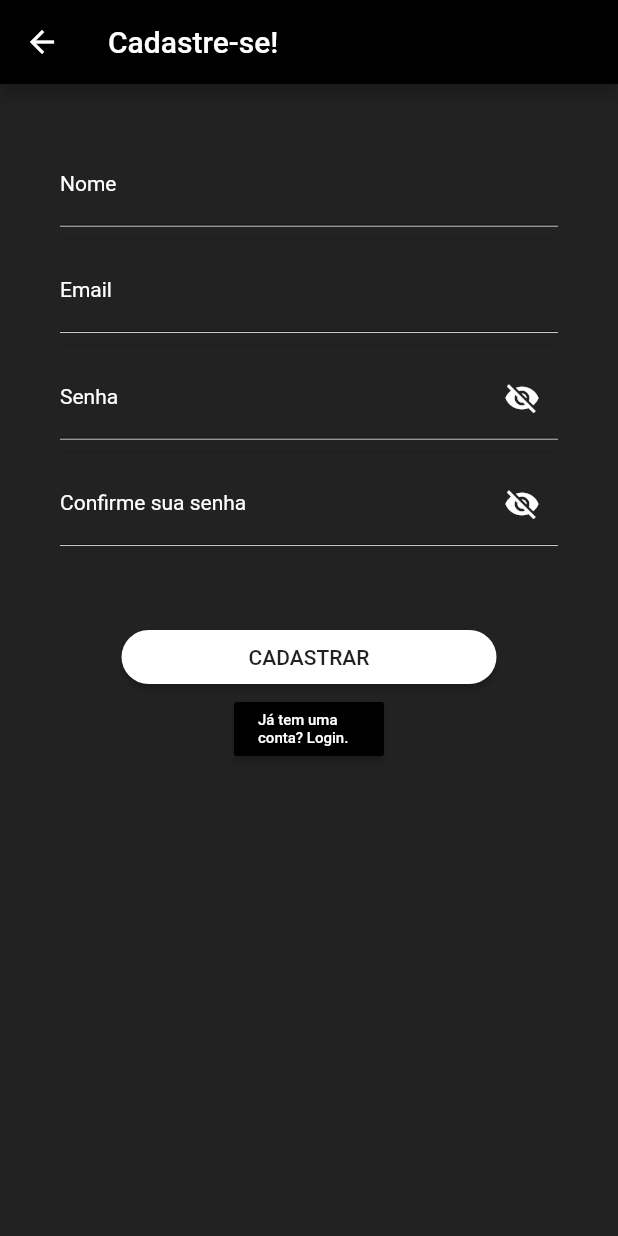
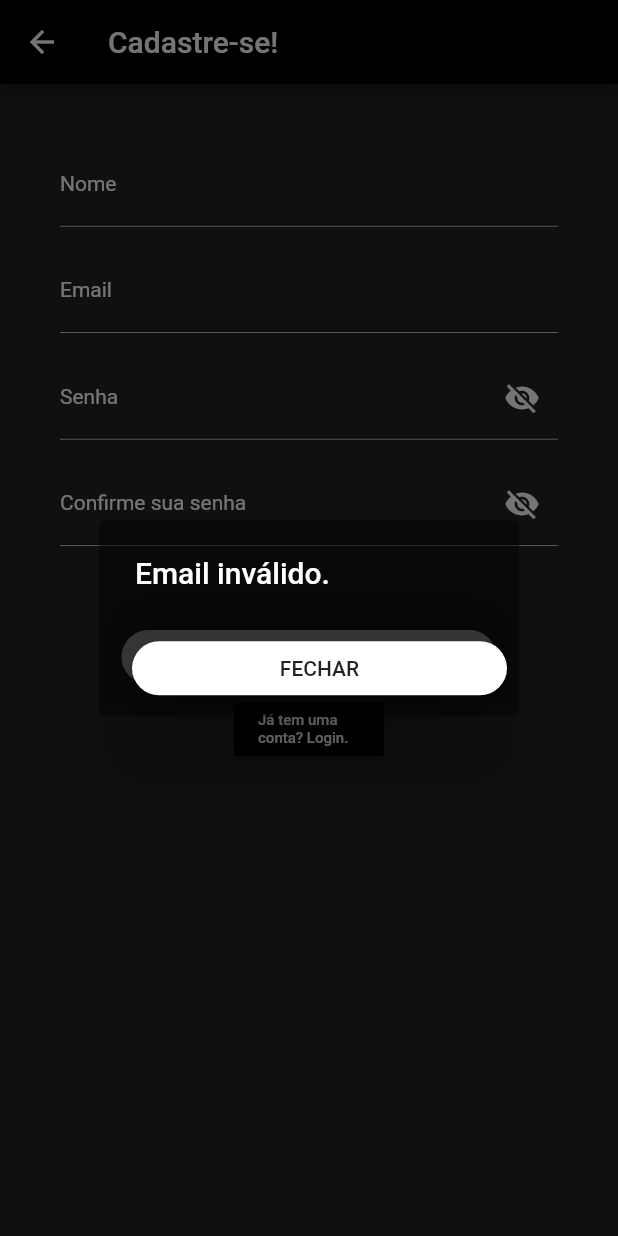
Before and after one commit to Carollinaopf/Audax, a Flutter app: the RegisterPage screen opened by its route, after a tap on "CADASTRAR", on a phone screen of 412 x 824 dp. Run offline on Flutter 3.47's test engine with Material 2 defaults, Android fonts, the phone set to English and light mode, and no system bars; our stand-ins replace dio, sqflite; accounts and stored records are empty; network calls fail.

```diff
--- a/lib/cart.dart
+++ b/lib/cart.dart
@@ -12,6 +12,8 @@ class CartPage extends StatefulWidget {
 
 class _CartPageState extends State<CartPage> {
   List<Products> p = List<Products>();
+
+  DataBaseHelper db = DataBaseHelper();
 
   @override
   Widget build(BuildContext context) {
--- a/lib/register.dart
+++ b/lib/register.dart
@@ -131,7 +131,7 @@ class _RegisterPageState extends State<RegisterPage> {
                         shape: RoundedRectangleBorder(borderRadius: BorderRadius.circular(18.0)),
                         child: RaisedButton(
                           onPressed: () => {
-                            Navigator.of(context).pushReplacementNamed('/home')
+                            btnRegister(context)
                           },
                           child: Text("CADASTRAR",
                             style: TextStyle(color: Colors.black87),),
@@ -144,7 +144,7 @@ class _RegisterPageState extends State<RegisterPage> {
                         buttonColor: Colors.black,
                         child: RaisedButton(
                           onPressed: () => {
-                            btnRegister(context)
+                            Navigator.of(context).pushReplacementNamed('/home')
                           },
                           child: Text("Já tem uma conta? Login.",
                             style: TextStyle(color: Colors.white, fontSize: 10),),
@@ -169,12 +169,36 @@ class _RegisterPageState extends State<RegisterPage> {
     RegExp regExp = new RegExp(pattern);
 
     if(name == null || email == null || password == null){
-
+      print('campo vazio');
     }
     else if(!regExp.hasMatch(email)){
-
+      print('email com erro');
+      showDialog(context: context,
+          builder: (context){
+            return AlertDialog(
+              backgroundColor: Colors.black45,
+              title: Text("Email inválido.", style: TextStyle(color: Colors.white)),
+              actions: <Widget>[
+                Container (
+                    width: 250,
+                    child: ButtonTheme(
+                      buttonColor: Colors.white,
+                      shape: RoundedRectangleBorder(borderRadius: BorderRadius.circular(18.0)),
+                      child: RaisedButton(
+                        onPressed: () => {
+                          Navigator.of(context).pop()
+                        },
+                        child: Text("FECHAR",
+                          style: TextStyle(color: Colors.black87),),
+                      ),
+                    )
+                ),
+              ],
+            );
+          });
     }
     else if(_cPassword.text == _password.text){
+      print('cadastrou');
 
       bool registed = await RegisterAPI.Register(name, email, password);
 
@@ -204,6 +228,7 @@ class _RegisterPageState extends State<RegisterPage> {
             });
       }
       else{
+        print('email já utilizado.');
         showDialog(context: context,
             builder: (context){
               return AlertDialog(
@@ -217,7 +242,7 @@ class _RegisterPageState extends State<RegisterPage> {
                         shape: RoundedRectangleBorder(borderRadius: BorderRadius.circular(18.0)),
                         child: RaisedButton(
                           onPressed: () => {
-                            Navigator.of(context).pushReplacementNamed('/register')
+                            Navigator.of(context).pop()
                           },
                           child: Text("TENTE NOVAMENTE",
                             style: TextStyle(color: Colors.black87),),
@@ -230,6 +255,7 @@ class _RegisterPageState extends State<RegisterPage> {
       }
     }
     else{
+      print('senhas não coicidem');
       showDialog(context: context,
           builder: (context){
             return AlertDialog(
@@ -243,7 +269,7 @@ class _RegisterPageState extends State<RegisterPage> {
                       shape: RoundedRectangleBorder(borderRadius: BorderRadius.circular(18.0)),
                       child: RaisedButton(
                         onPressed: () => {
-                          Navigator.of(context).pushReplacementNamed('/register')
+                          Navigator.of(context).pop()
                         },
                         child: Text("TENTE NOVAMENTE",
                           style: TextStyle(color: Colors.black87),),
--- a/pubspec.yaml
+++ b/pubspec.yaml
@@ -25,7 +25,7 @@ dependencies:
     sdk: flutter
   http: ^0.12.0+4
   dio: 1.0.0
-  sqflite: ^1.3.0
+  sqflite: ^1.3.2
 
   # The following adds the Cupertino Icons font to your application.
   # Use with the CupertinoIcons class for iOS style icons.
```
Also changed, not shown: lib/Helper/dataBaseHelper.dart (+18 -3 lines), lib/details.dart (+40 -5 lines), lib/login.dart (+23 -1 lines).
